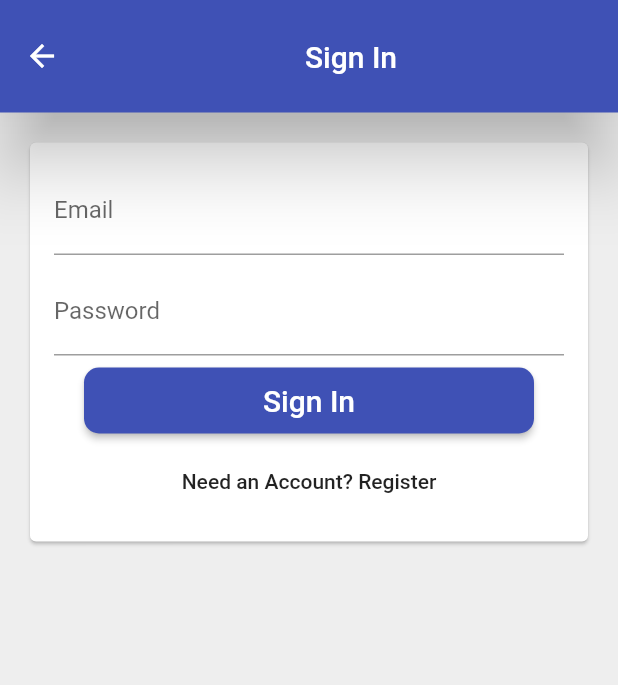
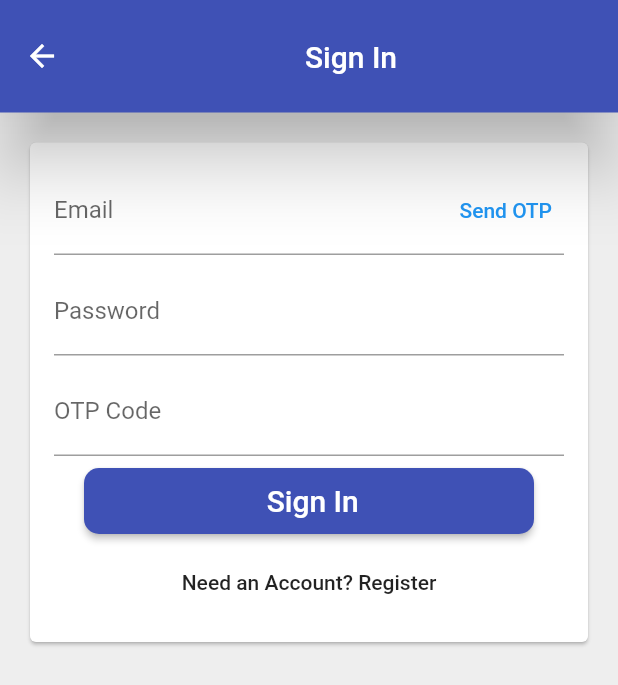
Before and after one commit to huzaifa215/TO-DO-LIST, a Flutter app: the EmailSignInPage screen opened directly, on a phone screen of 412 x 824 dp. Shown: the top 685 px of the screen. Run offline on Flutter 3.47's test engine with Material 2 defaults, Android fonts, the phone set to English and light mode, and no system bars; our stand-ins replace firebase_auth, firebase_core, google_sign_in; missing offline and left inert: email_auth, flutter_login_facebook; accounts and stored records are empty.

```diff
--- a/to_do_list/lib/App_Sign_in/SignIn/email_sign_in_form.dart
+++ b/to_do_list/lib/App_Sign_in/SignIn/email_sign_in_form.dart
@@ -1,6 +1,7 @@
 import 'package:flutter/material.dart';
 import 'package:to_do_list/Common_widgets/form_submit_button.dart';
 import 'package:to_do_list/Services/Auth.dart';
+import 'package:email_auth/email_auth.dart';
 
 enum EmailSignInFormType { signIn, register }
 
@@ -16,14 +17,20 @@ class EmailSignInForm extends StatefulWidget {
 class _EmailSignInFormState extends State<EmailSignInForm> {
   final TextEditingController _emailController = TextEditingController();
   final TextEditingController _passwordController = TextEditingController();
-  final FocusNode _emailFocusNode=FocusNode();
-  final FocusNode _passwordFocusNode=FocusNode();
+  final TextEditingController _OTPController = TextEditingController();
+
+  final FocusNode _emailFocusNode = FocusNode();
+  final FocusNode _passwordFocusNode = FocusNode();
+  final FocusNode _OTPFocusNode = FocusNode();
 
   EmailSignInFormType _formType = EmailSignInFormType.signIn;
 
+
   String get _email => _emailController.text;
+  String get _password => _passwordController.text;
+  String get _OTP => _OTPController.text;
 
-  String get _password => _passwordController.text;
+
 
   void _submit() async {
     // TODO: print the email and password but than transfer data to the firebase
@@ -33,14 +40,20 @@ class _EmailSignInFormState extends State<EmailSignInForm> {
       } else {
         await widget.auth.CreateUserWithEmailAndPassword(_email, _password);
       }
-      Navigator.of(context).pop();// move to landing page
+      Navigator.of(context).pop(); // move to landing page
     } catch (e) {
       print(e.toString());
     }
   }
 
-  void _emailEditingComplete(){
+  void _emailEditingComplete() {
+    // TODO: keep track on the next widget or the widgets to follow the flow
+    FocusScope.of(context).requestFocus(_passwordFocusNode);
+  }
 
+  void _passwordEditingComplete() {
+    // TODO: keep track on the next widget or the widgets to follow the flow
+    FocusScope.of(context).requestFocus(_OTPFocusNode);
   }
 
 // TODO: Toggole set the _formkey here and when the _builtChilder will call it changes
@@ -54,41 +67,60 @@ class _EmailSignInFormState extends State<EmailSignInForm> {
     _passwordController.clear();
   }
 
+  //TODO:sending the OTP message on the email
+  void _sendOTP() async {
+    EmailAuth.sessionName = "test Session";
+    var res = await EmailAuth.sendOtp(receiverMail: _email);
+    if (res) {
+      print("OTP Send");
+    }
+    else{
+      print("Problem in sending OTP");
+    }
+  }
+
+  //TODO:Verify the OTP that is send on the email on yours
+  void _verifyOTP() async {
+    var res = EmailAuth.validate(receiverMail: _email, userOTP: _OTP);
+    if (res) {
+      print("OPT Verify");
+      _submit();
+    }
+    else{
+      print("invalid OTP");
+    }
+  }
+
+// TextField _showOTPtextFeild(){
+//     if(_formType !=EmailSignInFormType.signIn){
+//       return ;
+//     }
+//     return _buildOTP()
+//
+// }
+
+
+
   List<Widget> _builtChildern() {
     final primarytext = (_formType == EmailSignInFormType.signIn
-        ? "Sign In"
-        : "Create an Account");
+        ? " Sign In"
+        : "Verify OTP");
     final secondarytext = (_formType == EmailSignInFormType.signIn
         ? "Need an Account? Register"
         : "Have an Account? Sign In");
     return [
-      // email feild input
-      TextField(
-        // TODO: what ever will be written in the textfield it aotumaticcaly edited in the controller
-        controller: _emailController,
-        focusNode: _emailFocusNode,
-        decoration: InputDecoration(
-          labelText: 'Email',
-          hintText: "test@test.com",
-        ),
-        //autocorrect: false,//TODO: used to enable the keyboard suggestion
-        keyboardType: TextInputType.emailAddress,//TODO: Show that keyboard that is suitable for emails
-        textInputAction: TextInputAction.next,// TODO: show the button that on which we click move to the password section
-        onEditingComplete: _emailEditingComplete,
-      ),
+      // email field input
+      _buildemail(),
       SizedBox(
         height: 8.0,
       ),
-      TextField(
-        controller: _passwordController,
-        decoration: InputDecoration(
-          labelText: 'Password',
-        ),
-        obscureText: true,
-        autocorrect: false,
-        keyboardType: TextInputType.visiblePassword,
-        textInputAction: TextInputAction.done,
+      // password field input
+      _buildpassword(),
+      SizedBox(
+        height: 8.0,
       ),
+      // OTP text feild
+      _buildOTP(),
       SizedBox(
         height: 8.0,
       ),
@@ -96,6 +128,7 @@ class _EmailSignInFormState extends State<EmailSignInForm> {
         text: primarytext,
         onpressed: _submit,
       ),
+
       SizedBox(
         height: 8.0,
       ),
@@ -118,4 +151,55 @@ class _EmailSignInFormState extends State<EmailSignInForm> {
       ),
     );
   }
+
+  TextField _buildemail() {
+    return TextField(
+      // TODO: what ever will be written in the textfield it aotumaticcaly edited in the controller
+      controller: _emailController,
+      focusNode: _emailFocusNode,
+      decoration: InputDecoration(
+        labelText: 'Email',
+        hintText: "test@test.com",
+        //TODO: written as a power on the email
+        suffixIcon:TextButton(
+          child: Text("Send OTP"),
+          onPressed : _sendOTP,
+        )
+      ),
+      //autocorrect: false,//TODO: used to enable the keyboard suggestion
+      keyboardType: TextInputType.emailAddress,
+      //TODO: Show that keyboard that is suitable for emails
+      textInputAction: TextInputAction.next,
+      // TODO: show the button that on which we click move to the password section
+      onEditingComplete: _emailEditingComplete,
+    );
+  }
+
+  TextField _buildpassword() {
+    return TextField(
+      controller: _passwordController,
+      focusNode: _passwordFocusNode,
+      onEditingComplete: _passwordEditingComplete,
+      decoration: InputDecoration(
+        labelText: 'Password',
+      ),
+      obscureText: true,
+      autocorrect: false,
+      keyboardType: TextInputType.visiblePassword,
+      textInputAction: TextInputAction.next,
+    );
+  }
+
+  TextField _buildOTP() {
+    return TextField(
+      controller: _OTPController,
+      focusNode: _OTPFocusNode,
+      onEditingComplete: _verifyOTP,
+      decoration:
+          InputDecoration(labelText: 'OTP Code', hintText: "Enter the OTP"),
+      autocorrect: false,
+      keyboardType: TextInputType.visiblePassword,
+      textInputAction: TextInputAction.done,
+    );
+  }
 }
--- a/to_do_list/pubspec.yaml
+++ b/to_do_list/pubspec.yaml
@@ -34,6 +34,7 @@ dependencies:
   google_sign_in: ^4.5.6 # google sign package
   #google_sign_in: ^4.0.1+3
   flutter_login_facebook: 0.4.0+1
+  email_auth:
 
 dev_dependencies:
   flutter_test:
```
Also changed, not shown: to_do_list/pubspec.lock.
